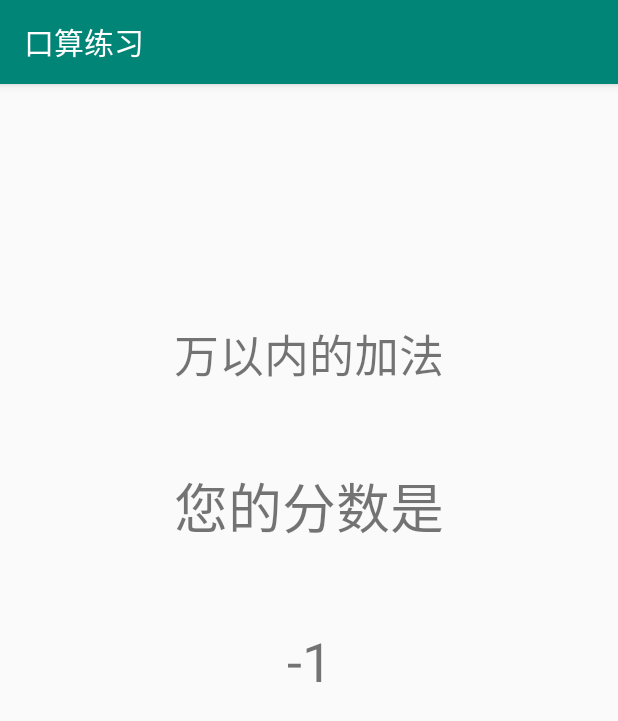
After one commit to AkibaSummer/Oral_calculus, an Android app: the ScoreActivity screen opened directly, with no data from a screen before it, on a phone screen of 412 x 824 dp. The commit adds this screen. Shown: the top 721 px of the screen. Run offline under Robolectric (Android 15) with nearby library versions, the phone set to English and light mode, and no system bars.

Commit message:
add score_activity

```diff
--- a/app/src/main/AndroidManifest.xml
+++ b/app/src/main/AndroidManifest.xml
@@ -22,6 +22,7 @@
         <activity
             android:windowSoftInputMode="stateAlwaysVisible|adjustResize"
             android:name=".TestActivity" />
+        <activity android:name=".ScoreActivity" />
 
     </application>
 
--- a/app/src/main/java/com/silentselene/Oral_calculus/MainActivity.java
+++ b/app/src/main/java/com/silentselene/Oral_calculus/MainActivity.java
@@ -14,10 +14,6 @@ import android.widget.FrameLayout;
 import android.widget.TextView;
 
 public class MainActivity extends AppCompatActivity {
-    public static final int problemnums = 13;       //每次题目数量
-    public static final int problemtypes = 13;       //总题目类型
-    public static int score = 0;                    //当前分数
-    public static int type = 0;                     //当前类型
     private TextView mTextMessage;
 
     private FrameLayout frameLayout;
@@ -25,7 +21,6 @@ public class MainActivity extends AppCompatActivity {
     private HomeFragment homeFragment;
     private DashboardFragment dashboardFragment;
     private SettingFragment settingFragment;
-    public static int i;
 
     //隐藏所有Fragment
     public void hideAllFragment(FragmentTransaction transaction) {
--- /dev/null
+++ b/app/src/main/java/com/silentselene/Oral_calculus/ScoreActivity.java
@@ -0,0 +1,19 @@
+package com.silentselene.Oral_calculus;
+
+import android.os.Bundle;
+import android.support.v7.app.AppCompatActivity;
+import android.widget.TextView;
+
+import javax.sql.StatementEvent;
+
+public class ScoreActivity extends AppCompatActivity {
+    @Override
+    public void onCreate(Bundle savedInstanceState) {
+        super.onCreate(savedInstanceState);
+        setContentView(R.layout.activity_score);
+        TextView score=findViewById(R.id.score_score);
+        score.setText(String.valueOf(Constant.score));
+        TextView type=findViewById(R.id.score_type);
+        type.setText(Constant.type_name[Constant.type-1]);
+    }
+}
--- a/app/src/main/java/com/silentselene/Oral_calculus/getProblem.java
+++ b/app/src/main/java/com/silentselene/Oral_calculus/getProblem.java
@@ -6,8 +6,8 @@ class Ret {
     String problem, ans;
 
     Ret() {
-        problem = "";
-        ans = "";
+        problem = "p";
+        ans = "a";
     }
 
     Ret(String _problem, String _ans) {
@@ -175,7 +175,7 @@ final class getProblem {
             case 13:
                 return p13();
             default:
-                return new Ret();
+                return new Ret("not","type"+i);
         }
     }
 }
--- /dev/null
+++ b/app/src/main/res/layout/activity_score.xml
@@ -0,0 +1,66 @@
+<?xml version="1.0" encoding="utf-8"?>
+<android.support.constraint.ConstraintLayout xmlns:android="http://schemas.android.com/apk/res/android"
+    xmlns:app="http://schemas.android.com/apk/res-auto"
+    xmlns:tools="http://schemas.android.com/tools"
+    android:id="@+id/linearLayout2"
+    android:layout_width="match_parent"
+    android:layout_height="match_parent">
+
+    <TextView
+        android:id="@+id/textView"
+        android:layout_width="wrap_content"
+        android:layout_height="wrap_content"
+        android:layout_marginStart="8dp"
+        android:layout_marginTop="8dp"
+        android:layout_marginEnd="8dp"
+        android:layout_marginBottom="8dp"
+        android:text="您的分数是"
+        android:textSize="36sp"
+        app:layout_constraintBottom_toTopOf="@+id/score_score"
+        app:layout_constraintEnd_toEndOf="parent"
+        app:layout_constraintStart_toStartOf="parent"
+        app:layout_constraintTop_toBottomOf="@+id/score_type" />
+
+    <LinearLayout
+        android:layout_width="0dp"
+        android:layout_height="0dp"
+        android:layout_marginStart="8dp"
+        android:layout_marginTop="8dp"
+        android:layout_marginEnd="8dp"
+        android:layout_marginBottom="8dp"
+        android:orientation="vertical"
+        app:layout_constraintBottom_toBottomOf="parent"
+        app:layout_constraintEnd_toEndOf="parent"
+        app:layout_constraintStart_toStartOf="parent"
+        app:layout_constraintTop_toBottomOf="@+id/score_score"></LinearLayout>
+
+    <TextView
+        android:id="@+id/score_score"
+        android:layout_width="wrap_content"
+        android:layout_height="wrap_content"
+        android:layout_marginStart="8dp"
+        android:layout_marginTop="8dp"
+        android:layout_marginEnd="8dp"
+        android:layout_marginBottom="8dp"
+        android:text="TextView"
+        android:textSize="36sp"
+        app:layout_constraintBottom_toBottomOf="parent"
+        app:layout_constraintEnd_toEndOf="parent"
+        app:layout_constraintStart_toStartOf="parent"
+        app:layout_constraintTop_toTopOf="parent" />
+
+    <TextView
+        android:id="@+id/score_type"
+        android:layout_width="wrap_content"
+        android:layout_height="wrap_content"
+        android:layout_marginStart="8dp"
+        android:layout_marginTop="8dp"
+        android:layout_marginEnd="8dp"
+        android:layout_marginBottom="8dp"
+        android:text="qqwe"
+        android:textSize="30sp"
+        app:layout_constraintBottom_toTopOf="@+id/score_score"
+        app:layout_constraintEnd_toEndOf="parent"
+        app:layout_constraintStart_toStartOf="parent"
+        app:layout_constraintTop_toTopOf="parent" />
+</android.support.constraint.ConstraintLayout>
```
Also changed, not shown: app/src/main/java/com/silentselene/Oral_calculus/Constant.java (added, +25 -0 lines), app/src/main/java/com/silentselene/Oral_calculus/DashboardFragment.java (+2 -18 lines), app/src/main/java/com/silentselene/Oral_calculus/HomeFragment.java (+4 -4 lines), app/src/main/java/com/silentselene/Oral_calculus/TestActivity.java (+46 -14 lines).
